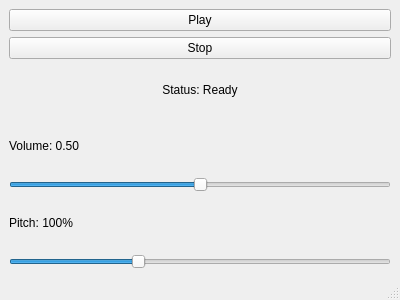
Above: mainwindow.ui from matwin04/AutoMidi before the change. Below: the same form after it.
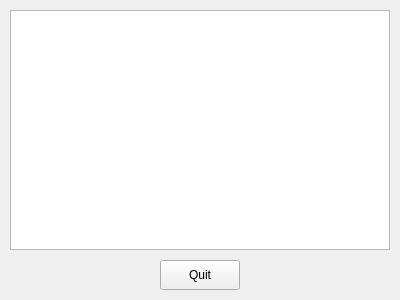
That is the form after the change.

```diff
--- a/mainwindow.ui
+++ b/mainwindow.ui
@@ -14,82 +14,32 @@
    <string>MIDI Player</string>
   </property>
   <widget class="QWidget" name="centralwidget">
-   <layout class="QVBoxLayout" name="verticalLayout">
-    <item>
-     <widget class="QPushButton" name="playButton">
-      <property name="text">
-       <string>Play</string>
-      </property>
-     </widget>
-    </item>
-    <item>
-     <widget class="QPushButton" name="stopButton">
-      <property name="text">
-       <string>Stop</string>
-      </property>
-     </widget>
-    </item>
-    <item>
-     <widget class="QLabel" name="statusLabel">
-      <property name="text">
-       <string>Status: Ready</string>
-      </property>
-      <property name="alignment">
-       <set>Qt::AlignCenter</set>
-      </property>
-     </widget>
-    </item>
-    <item>
-     <widget class="QLabel" name="volumeLabel">
-      <property name="text">
-       <string>Volume: 0.50</string>
-      </property>
-     </widget>
-    </item>
-    <item>
-     <widget class="QSlider" name="volumeSlider">
-      <property name="orientation">
-       <enum>Qt::Horizontal</enum>
-      </property>
-      <property name="minimum">
-       <number>0</number>
-      </property>
-      <property name="maximum">
-       <number>100</number>
-      </property>
-      <property name="value">
-       <number>50</number>
-      </property>
-     </widget>
-    </item>
-    <item>
-     <widget class="QLabel" name="pitchLabel">
-      <property name="text">
-       <string>Pitch: 100%</string>
-      </property>
-     </widget>
-    </item>
-    <item>
-     <widget class="QSlider" name="pitchSlider">
-      <property name="orientation">
-       <enum>Qt::Horizontal</enum>
-      </property>
-      <property name="minimum">
-       <number>50</number>
-      </property>
-      <property name="maximum">
-       <number>200</number>
-      </property>
-      <property name="value">
-       <number>100</number>
-      </property>
-     </widget>
-    </item>
-
-   </layout>
+   <widget class="QListWidget" name="midiListWidget">
+    <property name="geometry">
+     <rect>
+      <x>10</x>
+      <y>10</y>
+      <width>380</width>
+      <height>240</height>
+     </rect>
+    </property>
+   </widget>
+   <widget class="QPushButton" name="quitButton">
+    <property name="geometry">
+     <rect>
+      <x>160</x>
+      <y>260</y>
+      <width>80</width>
+      <height>30</height>
+     </rect>
+    </property>
+    <property name="text">
+     <string>Quit</string>
+    </property>
+   </widget>
   </widget>
-  <widget class="QMenuBar" name="menubar"/>
-  <widget class="QStatusBar" name="statusbar"/>
+  <layout class="QVBoxLayout" name="verticalLayout"/>
+  <connections/>
  </widget>
  <resources/>
  <connections/>
```
